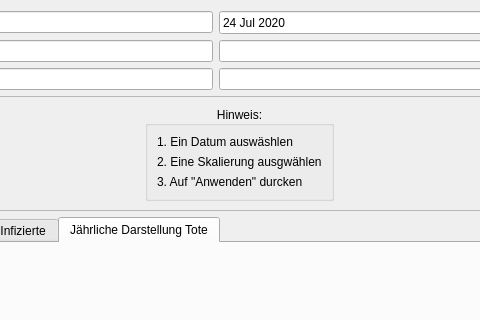
Old version of the form src/albanien.ui in the repository JosephBisso/Starlink; both pictures show x 284 to 764 and y 0 to 320 of the 1000 by 700 pixel window.
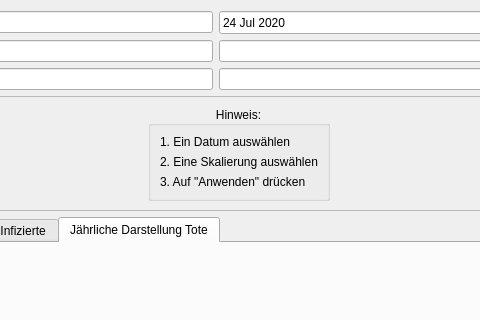
New version of the form.

```diff
--- a/src/albanien.ui
+++ b/src/albanien.ui
@@ -170,21 +170,21 @@
          <item row="0" column="0">
           <widget class="QLabel" name="label">
            <property name="text">
-            <string>1. Ein Datum auswäshlen</string>
+            <string>1. Ein Datum auswählen</string>
            </property>
           </widget>
          </item>
          <item row="1" column="0">
           <widget class="QLabel" name="label_2">
            <property name="text">
-            <string>2. Eine Skalierung ausgwählen</string>
+            <string>2. Eine Skalierung auswählen</string>
            </property>
           </widget>
          </item>
          <item row="2" column="0">
           <widget class="QLabel" name="label_3">
            <property name="text">
-            <string>3. Auf &quot;Anwenden&quot; durcken</string>
+            <string>3. Auf &quot;Anwenden&quot; drücken</string>
            </property>
           </widget>
          </item>
```
